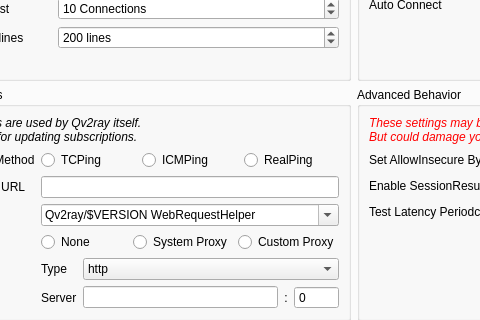
Above: src/ui/windows/w_PreferencesWindow.ui from Qv2ray/Qv2ray before the change; both pictures show x 110 to 590 and y 186 to 506 of the 928 by 652 pixel window. Below: the same form after it.
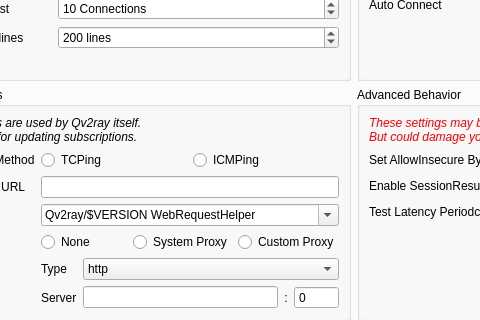
That is the form after the change. Icons and pictures are not drawn.

Commit message: refactor realping ui part

What changed in the file:
```diff
--- a/src/ui/windows/w_PreferencesWindow.ui
+++ b/src/ui/windows/w_PreferencesWindow.ui
@@ -433,13 +433,6 @@
                 </property>
                </widget>
               </item>
-              <item>
-               <widget class="QRadioButton" name="latencyRealPingRB">
-                <property name="text">
-                 <string>RealPing</string>
-                </property>
-               </widget>
-              </item>
              </layout>
             </item>
             <item row="4" column="0">
```
The commit also changes 6 other files.
